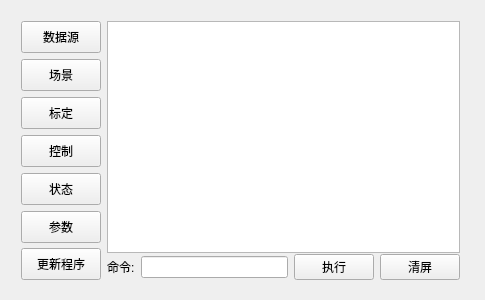
Above: host/quadcopter/mainwindow.ui from motion55/etootle-flight before the change. Below: the same form after it.
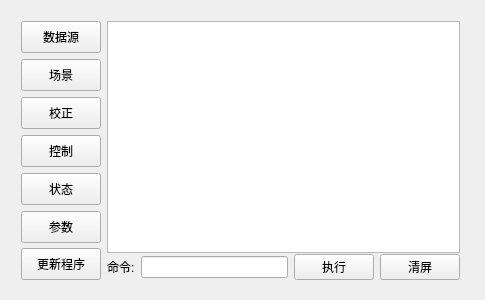
That is the form after the change.

The edit to the form file:
```diff
--- a/host/quadcopter/mainwindow.ui
+++ b/host/quadcopter/mainwindow.ui
@@ -80,7 +80,7 @@
           </size>
          </property>
          <property name="text">
-          <string>标定</string>
+          <string>校正</string>
          </property>
         </widget>
        </item>
```
Left out of the diff: 2 changed lines with no effect on the pictures.
